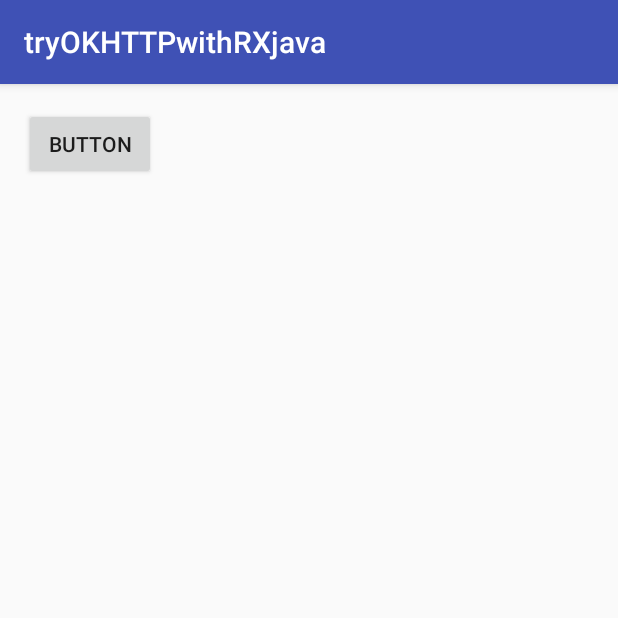
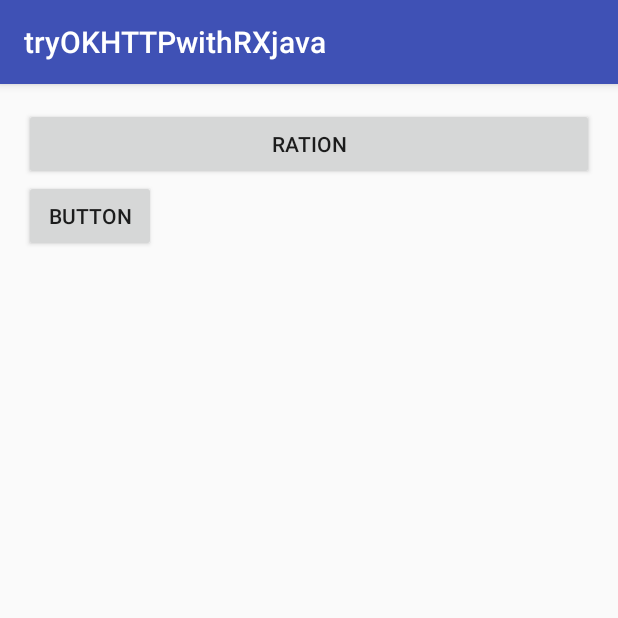
Before and after one commit to roy989898/tryOKHTTP-withRXjava, an Android app: the screen it shows after launch (MainActivity), after a tap on "BUTTON", on a phone screen of 412 x 824 dp, the top half of it. Run offline under Robolectric (Android 15) with nearby library versions, the phone set to English and light mode, and no system bars; our stand-ins replace ButterKnife; libraries missing offline, so code that uses them is left out: rx.exceptions, rx.functions, rx.subscriptions; 4 statements that could not run were skipped.

Commit message:
add new fragment

```diff
--- a/app/src/main/java/poly/pom/tryokhttpwithrxjava/MainActivity.java
+++ b/app/src/main/java/poly/pom/tryokhttpwithrxjava/MainActivity.java
@@ -1,6 +1,7 @@
 package poly.pom.tryokhttpwithrxjava;
 
 import android.os.Bundle;
+import android.support.v4.app.Fragment;
 import android.support.v4.app.FragmentManager;
 import android.support.v4.app.FragmentTransaction;
 import android.support.v7.app.AppCompatActivity;
@@ -18,12 +19,19 @@ public class MainActivity extends AppCompatActivity {
         super.onCreate(savedInstanceState);
         setContentView(R.layout.activity_main);
         ButterKnife.bind(this);
+        MainFragment.newInstance(null);
+        replaceFragment(MainFragment.newInstance(null), true, null);
 
+    }
+
+
+    public void replaceFragment(Fragment fragment, Boolean addToBackStack, String name) {
         fm = getSupportFragmentManager();
         FragmentTransaction fragmentTransaction = fm.beginTransaction();
-        fragmentTransaction.add(R.id.activity_main, MainFragment.newInstance(null));
+        fragmentTransaction.replace(R.id.activity_main, fragment);
+        if (addToBackStack)
+            fragmentTransaction.addToBackStack(null);
         fragmentTransaction.commit();
-
 
     }
 
--- a/app/src/main/java/poly/pom/tryokhttpwithrxjava/View/MainFragment.java
+++ b/app/src/main/java/poly/pom/tryokhttpwithrxjava/View/MainFragment.java
@@ -23,10 +23,12 @@ import poly.pom.tryokhttpwithrxjava.R;
 public class MainFragment extends Fragment implements MainView {
 
 
+    @BindView(R.id.tv_show)
+    TextView tvShow;
+    @BindView(R.id.bt_ration)
+    Button btRation;
     @BindView(R.id.bt_get)
     Button btGet;
-    @BindView(R.id.tv_show)
-    TextView tvShow;
     private Unbinder unbinder;
     private MainPrestener prestener;
 
@@ -69,10 +71,10 @@ public class MainFragment extends Fragment implements MainView {
     }
 
 
-    @OnClick(R.id.bt_get)
+    /*@OnClick(R.id.bt_get)
     public void onClick() {
         prestener.requestUsdToGBP();
-    }
+    }*/
 
     @Override
     public void updateView(String text) {
@@ -83,4 +85,15 @@ public class MainFragment extends Fragment implements MainView {
     public void errorHandle(Throwable throwable) {
 
     }
+
+    @OnClick({R.id.bt_ration, R.id.bt_get})
+    public void onClick(View view) {
+        switch (view.getId()) {
+            case R.id.bt_ration:
+                break;
+            case R.id.bt_get:
+                prestener.requestUsdToGBP();
+                break;
+        }
+    }
 }
--- a/app/src/main/res/layout/fragment_main.xml
+++ b/app/src/main/res/layout/fragment_main.xml
@@ -4,6 +4,12 @@
     android:layout_height="match_parent"
     android:orientation="vertical"
     tools:context="poly.pom.tryokhttpwithrxjava.View.MainFragment">
+
+    <Button
+        android:text="Ration"
+        android:layout_width="match_parent"
+        android:layout_height="wrap_content"
+        android:id="@+id/bt_ration" />
 
     <Button
         android:id="@+id/bt_get"
```
Also changed, not shown: app/src/main/java/poly/pom/tryokhttpwithrxjava/Utility/ApiManager.java (+15 -1 lines), app/src/main/java/poly/pom/tryokhttpwithrxjava/View/RatioFragment.java (added, +30 -0 lines), app/src/main/res/layout/fragment_ratio.xml (added, +13 -0 lines).
